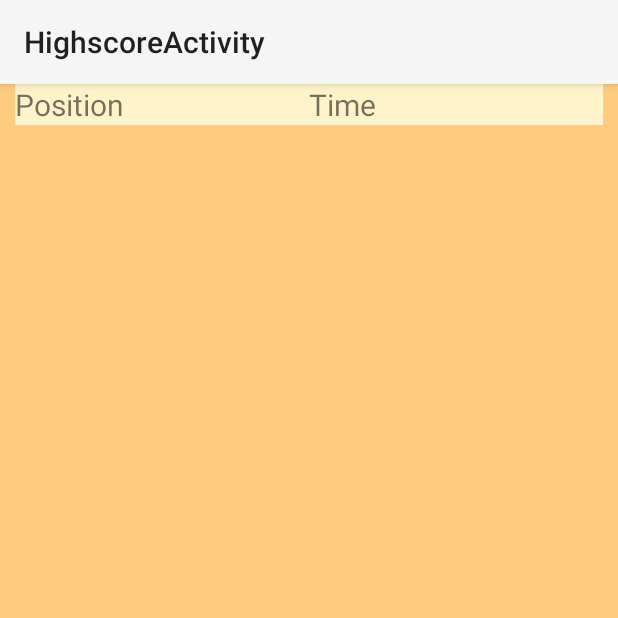
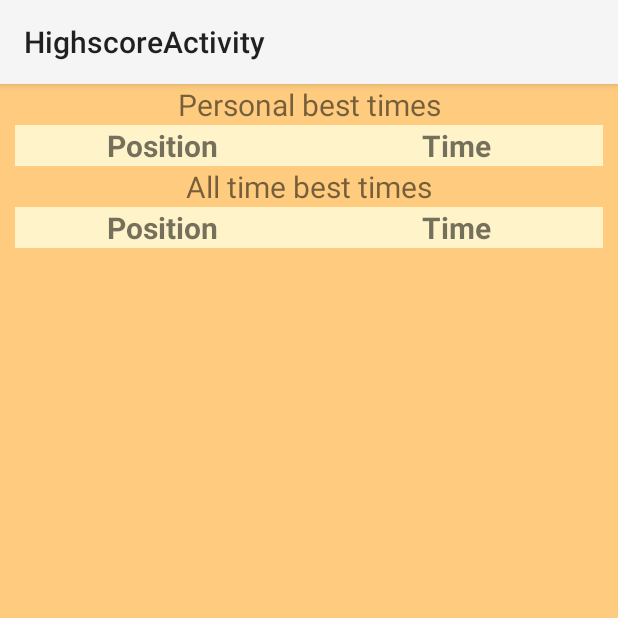
Before and after one commit to ArttuIsopahkala/MazeSpeedrun, an Android app: the HighscoreActivity screen opened directly, with no data from a screen before it, on a phone screen of 412 x 824 dp, the top half of it. Run offline under Robolectric (Android 15) with nearby library versions, the phone set to English and light mode, and no system bars; 2 statements that could not run were skipped.

Commit message:
personal highscore list fix and styling

```diff
--- a/app/src/main/java/com/ardeapps/labyrinthspeedtest/HighscoreActivity.java
+++ b/app/src/main/java/com/ardeapps/labyrinthspeedtest/HighscoreActivity.java
@@ -27,16 +27,16 @@ public class HighscoreActivity extends Activity {
     public final String MAZE_NAME = "maze_name";
     public final String TIME = "time";
     String[] resultColumns = new String[]{"_id", MAZE_NAME, TIME};
-    ListView listview_personal;
+    ListView listview_personal, listview_alltime;
     String name;
     ArrayList<Float> times = new ArrayList<>();
-    ArrayAdapter<Float> Values;
 
     @Override
     protected void onCreate(Bundle savedInstanceState) {
         super.onCreate(savedInstanceState);
         setContentView(R.layout.activity_highscore);
         listview_personal = (ListView) findViewById(R.id.listview_personal);
+        listview_alltime = (ListView) findViewById(R.id.listview_alltime);
 
         Bundle extras = getIntent().getExtras();
         if (extras != null) {
@@ -62,21 +62,13 @@ public class HighscoreActivity extends Activity {
             }
         };
         Collections.sort(times, byFirstElement);
-        for(Float time : times){
-            Log.e("Cursor Object", time + "");
-        }
+
         if(times.size()>5) {
             times.subList(5, times.size()).clear();
         }
-        Values=new ArrayAdapter<Float>(HighscoreActivity.this, R.layout.hs_list_item, R.id.personal_result, times);
-
-        /*SimpleCursorAdapter adapterPersonal = new SimpleCursorAdapter(this,
-                R.layout.hs_list_item, cursor,
-                new String[]{TIME},      // from
-                new int[]{R.id.personal_result}    // to
-                , 0);
-*/
-        listview_personal.setAdapter(Values);
+        ArrayAdapter<Float> adapter = new HighscoreAdapter(this, times);
+        listview_personal.setAdapter(adapter);
+        listview_alltime.setAdapter(adapter);
     }
 
 }
--- a/app/src/main/res/layout/activity_highscore.xml
+++ b/app/src/main/res/layout/activity_highscore.xml
@@ -3,12 +3,20 @@
     android:layout_height="match_parent"
     android:background="#FFCC7F"
     tools:context="com.ardeapps.labyrinthspeedtest.HighscoreActivity">
+    <TextView
+        android:layout_width="match_parent"
+        android:layout_height="wrap_content"
+        android:id="@+id/personal"
+        android:text="@string/personal_best_times"
+        android:gravity="center"
+        android:textSize="20sp" />
     <LinearLayout
         android:id="@+id/personal_title"
         android:layout_width="match_parent"
         android:layout_height="wrap_content"
         android:background="#FFF3C9"
         android:layout_marginEnd="10dp"
+        android:layout_below="@+id/personal"
         android:layout_marginStart="10dp">
         <TextView
             android:id="@+id/position"
@@ -16,6 +24,8 @@
             android:layout_weight="0.33"
             android:layout_height="wrap_content"
             android:text="@string/position"
+            android:gravity="center"
+            android:textStyle="bold"
             android:textSize="20sp" />
         <TextView
             android:id="@+id/personal_result"
@@ -23,14 +33,57 @@
             android:layout_weight="0.33"
             android:layout_height="wrap_content"
             android:text="@string/time"
+            android:gravity="center"
+            android:textStyle="bold"
+            android:textSize="20sp" />
+    </LinearLayout>
+    <ListView
+        android:layout_width="match_parent"
+        android:layout_height="wrap_content"
+        android:layout_below="@+id/personal_title"
+        android:id="@+id/listview_personal"
+        android:divider="@null"
+        android:dividerHeight="0dp" />
+    <TextView
+        android:layout_width="match_parent"
+        android:layout_height="wrap_content"
+        android:id="@+id/alltime"
+        android:text="@string/all_time_best_times"
+        android:gravity="center"
+        android:layout_below="@+id/listview_personal"
+        android:textSize="20sp" />
+    <LinearLayout
+        android:id="@+id/alltime_title"
+        android:layout_width="match_parent"
+        android:layout_height="wrap_content"
+        android:background="#FFF3C9"
+        android:layout_marginEnd="10dp"
+        android:layout_below="@+id/alltime"
+        android:layout_marginStart="10dp">
+        <TextView
+            android:id="@+id/alltime_position"
+            android:layout_width="0dp"
+            android:layout_weight="0.33"
+            android:layout_height="wrap_content"
+            android:text="@string/position"
+            android:gravity="center"
+            android:textStyle="bold"
+            android:textSize="20sp" />
+        <TextView
+            android:id="@+id/alltime_result"
+            android:layout_width="0dp"
+            android:layout_weight="0.33"
+            android:layout_height="wrap_content"
+            android:text="@string/time"
+            android:gravity="center"
+            android:textStyle="bold"
             android:textSize="20sp" />
     </LinearLayout>
     <ListView
         android:layout_width="match_parent"
         android:layout_height="match_parent"
-        android:layout_below="@+id/personal_title"
-        android:id="@+id/listview_personal"
+        android:layout_below="@+id/alltime_title"
+        android:id="@+id/listview_alltime"
         android:divider="@null"
         android:dividerHeight="0dp" />
-
 </RelativeLayout>
--- a/app/src/main/res/values/strings.xml
+++ b/app/src/main/res/values/strings.xml
@@ -15,6 +15,8 @@
     <string name="hard">Hard</string>
     <string name="position">Position</string>
     <string name="time">Time</string>
+    <string name="personal_best_times">Personal best times</string>
+    <string name="all_time_best_times">All time best times</string>
     <string name="info_actionbar">Labyrinth Speedtest - About</string>
     <string name="info_copyright">Copyright &#169; Arde Apps</string>
     <string name="info_data_title">Data transfer</string>
```
Also changed, not shown: app/src/main/java/com/ardeapps/labyrinthspeedtest/HighscoreAdapter.java (+42 -1 lines), app/src/main/res/layout/hs_list_item.xml (+7 -6 lines).
